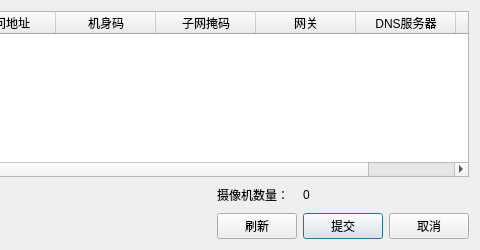
This is viewcameralist.ui in yjdwbj/monitorview as Qt 5 draws it before an edit; both pictures show x 256 to 736 and y 0 to 250 of the 736 by 250 pixel window. The edited form follows.
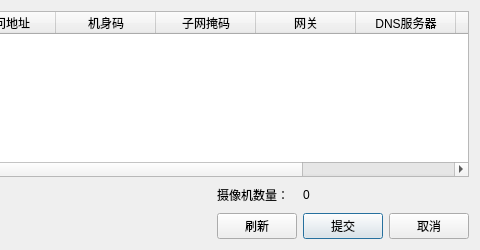
This is the edited form.

The edit to the form file:
```diff
--- a/viewcameralist.ui
+++ b/viewcameralist.ui
@@ -114,6 +114,11 @@
        <string>MAC地址</string>
       </property>
      </column>
+     <column>
+      <property name="text">
+       <string>访问端口</string>
+      </property>
+     </column>
     </widget>
    </item>
    <item row="2" column="4">
```
